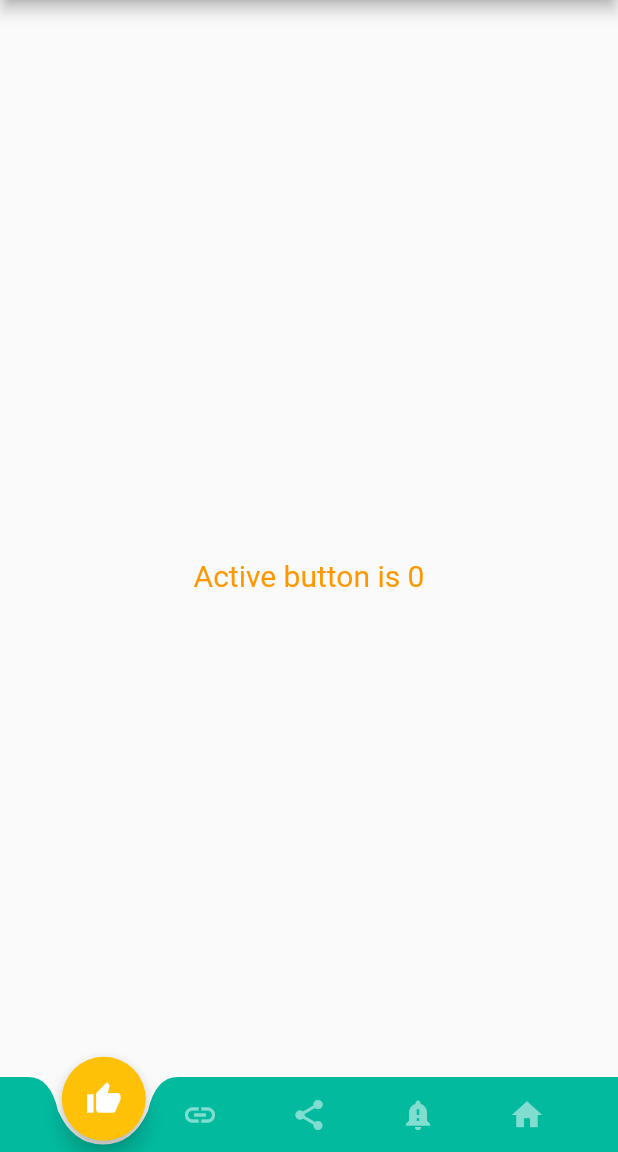
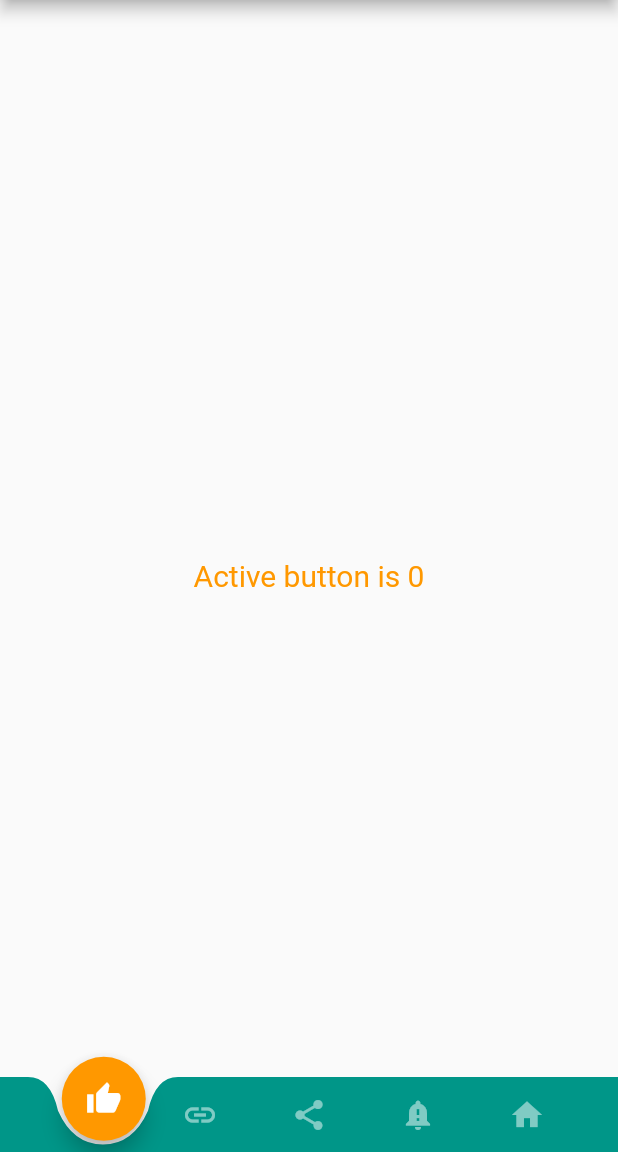
Before and after one commit to Sumon-miazi/ITBeeNavBar, a Flutter app: the screen it shows after launch, on a phone screen of 412 x 824 dp, the part 84-1236 px from its top. Run offline on Flutter 3.47's test engine with Material 2 defaults, Android fonts, the phone set to English and light mode, and no system bars.

Commit message:
#Updated package version 0.0.1 to 0.0.2

```diff
--- a/itbee_nav_bar/example/lib/main.dart
+++ b/itbee_nav_bar/example/lib/main.dart
@@ -16,13 +16,11 @@ class Demo extends StatefulWidget {
 }
 
 class _DemoState extends State<Demo> {
-
   // this variable is holding which tab is currently active. initial value is
   // zero (0). 0 means the first tab is active one.
   // you must declare a variable (example: int activeButton) and assign an initial
   // value. here the initial value is 0.
   int activeButton = 0;
-
 
   @override
   Widget build(BuildContext context) {
@@ -34,15 +32,21 @@ class _DemoState extends State<Demo> {
         ),
         home: Scaffold(
           appBar: AppBar(
-  title: Text('Demo Bottom NavBar', textDirection: TextDirection.ltr,),
+            title: const Text(
+              'Demo Bottom NavBar',
+              textDirection: TextDirection.ltr,
+            ),
           ),
           // to use the nav bar you must use a Stack widget and align it to bottomCenter
           // the second child will be our NavBar. the first child could be any widget.
           // may be a container where your rest of the code will be.
           body: Stack(
+            // align bottomCenter to use bottom navigation
             alignment: Alignment.bottomCenter,
             children: [
-            Center(child: Text('Active button is $activeButton',
+              Center(
+                  child: Text(
+                    'Active button is $activeButton',
                     style: const TextStyle(
                       decoration: TextDecoration.none,
                       color: Colors.orange,
@@ -50,16 +54,13 @@ appBar: AppBar(
                     ),
                   )),
 
-
               // this is our NavBar.
               // to use the NavBar you must provide the active value which is the initial
               // active button position.
               NavBar(
                 // here the initial active button is first one. cause activeButton value is 0.
                 active: activeButton,
-              navBarAlignment: 'bottom',
-              navBarColor: const Color(0xFF02BB9F),
-              activeButtonColor: Colors.amber,
+
                 // onTap callBack returns two things. firstOne is user click button position
                 // and second one the iconData which one is clicked.
                 onTap: (active, itemName) {
@@ -85,7 +86,6 @@ appBar: AppBar(
               ),
             ],
           ),
-      )
-    );
+        ));
   }
 }
--- a/itbee_nav_bar/pubspec.yaml
+++ b/itbee_nav_bar/pubspec.yaml
@@ -1,6 +1,6 @@
 name: itbee_nav_bar
-description: A bottom navigation bar with some animation.
-version: 0.0.1
+description: An animated bottom/top navigation bar with minimal setup.
+version: 0.0.2
 authors:
   - Suman Miazi<sumonmiazi59@gmail.com>
 homepage: https://github.com/Sumon-miazi/ITBeeNavBar.git
```
Also changed, not shown: 2 other files. Lines whose indentation alone changed are shown as unchanged.
